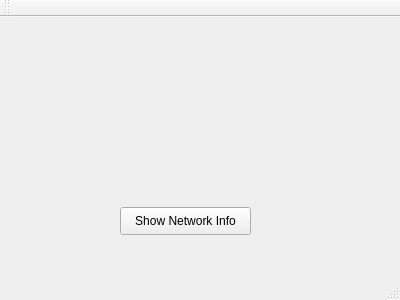
This is mainwindow.ui in mengyouxu/qt_network_utils as Qt 5 draws it before an edit. The edited form follows.
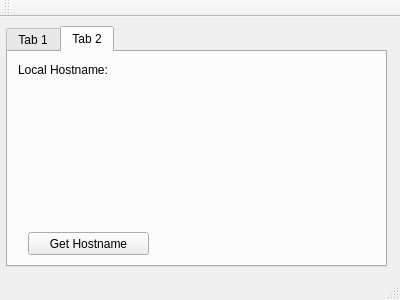
This is the edited form. The open tabs and pages were chosen to show the change.

Diff of the .ui file:
```diff
--- a/mainwindow.ui
+++ b/mainwindow.ui
@@ -14,18 +14,80 @@
    <string>MainWindow</string>
   </property>
   <widget class="QWidget" name="centralWidget">
-   <widget class="QPushButton" name="pushButton">
+   <widget class="QTabWidget" name="tabWidget">
     <property name="geometry">
      <rect>
-      <x>120</x>
-      <y>190</y>
-      <width>131</width>
-      <height>28</height>
+      <x>6</x>
+      <y>9</y>
+      <width>381</width>
+      <height>241</height>
      </rect>
     </property>
-    <property name="text">
-     <string>Show Network Info</string>
+    <property name="currentIndex">
+     <number>0</number>
     </property>
+    <widget class="QWidget" name="tab">
+     <attribute name="title">
+      <string>Tab 1</string>
+     </attribute>
+     <widget class="QPushButton" name="pushButton">
+      <property name="geometry">
+       <rect>
+        <x>0</x>
+        <y>30</y>
+        <width>131</width>
+        <height>28</height>
+       </rect>
+      </property>
+      <property name="text">
+       <string>Show Network Info</string>
+      </property>
+     </widget>
+    </widget>
+    <widget class="QWidget" name="tab_2">
+     <attribute name="title">
+      <string>Tab 2</string>
+     </attribute>
+     <widget class="QLabel" name="label">
+      <property name="geometry">
+       <rect>
+        <x>10</x>
+        <y>10</y>
+        <width>91</width>
+        <height>16</height>
+       </rect>
+      </property>
+      <property name="text">
+       <string>Local Hostname:</string>
+      </property>
+     </widget>
+     <widget class="QLabel" name="labelHostname">
+      <property name="geometry">
+       <rect>
+        <x>120</x>
+        <y>10</y>
+        <width>241</width>
+        <height>16</height>
+       </rect>
+      </property>
+      <property name="text">
+       <string/>
+      </property>
+     </widget>
+     <widget class="QPushButton" name="pushButtonGetHostname">
+      <property name="geometry">
+       <rect>
+        <x>20</x>
+        <y>180</y>
+        <width>121</width>
+        <height>23</height>
+       </rect>
+      </property>
+      <property name="text">
+       <string>Get Hostname</string>
+      </property>
+     </widget>
+    </widget>
    </widget>
   </widget>
   <widget class="QMenuBar" name="menuBar">
@@ -34,7 +96,7 @@
      <x>0</x>
      <y>0</y>
      <width>400</width>
-     <height>26</height>
+     <height>23</height>
     </rect>
    </property>
   </widget>
```
